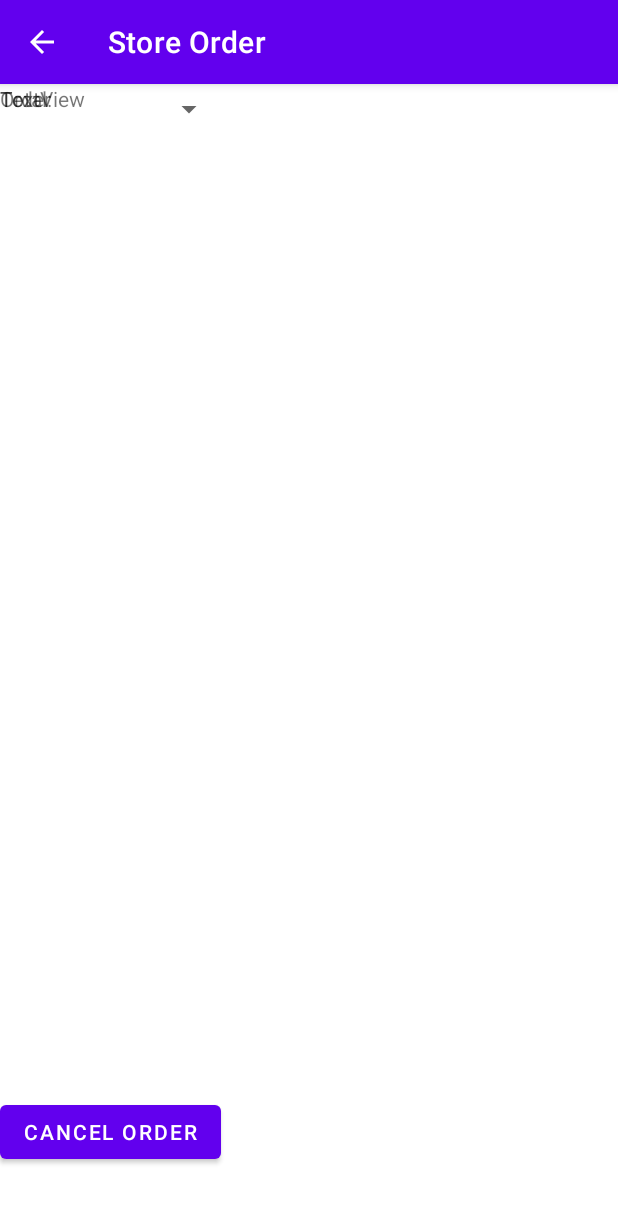
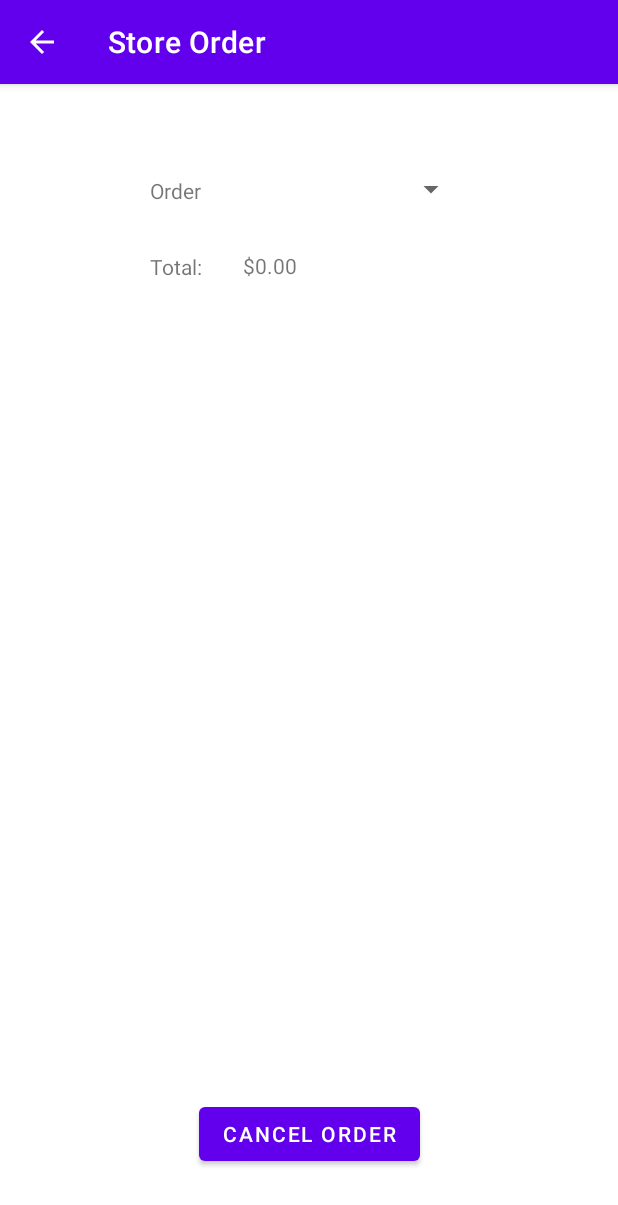
Before and after one commit to misalikesducks/RU_Cafe_Android, an Android app: the StoreOrderActivity screen opened directly, with no data from a screen before it, on a phone screen of 412 x 824 dp. Shown: the top 1205 px of the screen. Run offline under Robolectric (Android 15) with nearby library versions, the phone set to English and light mode, and no system bars.

Commit message:
mostly done - tiffany

```diff
--- a/app/src/main/java/com/example/rucafe/StoreOrderActivity.java
+++ b/app/src/main/java/com/example/rucafe/StoreOrderActivity.java
@@ -1,15 +1,95 @@
 package com.example.rucafe;
 
+import androidx.appcompat.app.AlertDialog;
 import androidx.appcompat.app.AppCompatActivity;
 
+import android.content.DialogInterface;
 import android.os.Bundle;
+import android.view.View;
+import android.widget.*;
+
+import java.lang.reflect.Array;
+import java.util.ArrayList;
 
 public class StoreOrderActivity extends AppCompatActivity {
+    Spinner orderIDSpinner;
+    TextView storeOrderPriceTextView;
+    ListView storeOrdersListView;
+    Button cancelOrderBtn;
 
     @Override
     protected void onCreate(Bundle savedInstanceState) {
         super.onCreate(savedInstanceState);
         setContentView(R.layout.activity_store_order);
+
+        orderIDSpinner = findViewById(R.id.orderIDSpinner);
+        storeOrderPriceTextView = findViewById(R.id.storeOrderPriceTextView);
+        storeOrdersListView = findViewById(R.id.storeOrdersListView);
+        cancelOrderBtn = findViewById(R.id.cancelOrderBtn);
+
+        setUpOrderIDSpinner(orderIDSpinner);
+    }
+
+    public void setUpOrderIDSpinner(Spinner s){
+        ArrayList<String> orderIDs = new ArrayList<>();
+        for(Order order : MainActivity.currStoreOrder.getOrders()){
+            orderIDs.add("" + order.getOrderID());
+        }
+        ArrayAdapter<CharSequence> adapter = new ArrayAdapter(this,
+                android.R.layout.simple_spinner_dropdown_item, orderIDs);
+        s.setAdapter(adapter);
+
+        s.setOnItemSelectedListener(new AdapterView.OnItemSelectedListener() {
+            @Override
+            public void onItemSelected(AdapterView<?> parent, View view, int position, long id) {
+                int orderIDToDisplay = Integer.parseInt(parent.getItemAtPosition(position).toString());
+                Order orderToDisplay = MainActivity.currStoreOrder.findOrder(orderIDToDisplay);
+
+                ArrayList<MenuItem> itemsToDisplay = new ArrayList<>();
+                for(MenuItem item : orderToDisplay.getItems()){
+                    itemsToDisplay.add(item);
+                }
+
+                ArrayAdapter adapter = new ArrayAdapter(StoreOrderActivity.this,
+                        R.layout.currorder_listitem, R.id.displayTextView, itemsToDisplay);
+                storeOrdersListView.setAdapter(adapter);
+
+                storeOrderPriceTextView.setText(StoreOrders.convertToMoney(orderToDisplay.getTotal())); // total isn't being updated for some reason
+            }
+
+            @Override
+            public void onNothingSelected(AdapterView<?> parent) { }
+        });
+    }
+
+    /**
+     * Event handler for cancelOrderBtn
+     * Removes a selected Order from the StoreOrder object ArrayList orders
+     * @param view
+     */
+    public void cancelOrder(View view){
+        if(MainActivity.currStoreOrder.getOrders().size() == 0){ // no orders
+            Toast toast = Toast.makeText(StoreOrderActivity.this,
+                    "No orders to remove", Toast.LENGTH_SHORT);
+            toast.show();
+        }else{
+            // get value from spinner + remove it
+            int orderToRemoveID = Integer.parseInt(orderIDSpinner.getSelectedItem().toString());
+            Order orderToRemove = MainActivity.currStoreOrder.findOrder(orderToRemoveID);
+
+            if(MainActivity.currStoreOrder.getOrders().remove(orderToRemove)){
+                setUpOrderIDSpinner(orderIDSpinner);
+
+                if(MainActivity.currStoreOrder.getOrders().size() == 0){
+                    storeOrdersListView.setAdapter(null);
+                    storeOrderPriceTextView.setText("$0.00");
+                }
+
+                Toast toast = Toast.makeText(StoreOrderActivity.this,
+                        "Order cancelled", Toast.LENGTH_SHORT);
+                toast.show();
+            }
+        }
     }
 
     /*
--- a/app/src/main/res/layout/activity_store_order.xml
+++ b/app/src/main/res/layout/activity_store_order.xml
@@ -7,54 +7,82 @@
     tools:context=".StoreOrderActivity">
 
     <ListView
-        android:layout_width="349dp"
-        android:layout_height="422dp"
+        android:id="@+id/storeOrdersListView"
+        android:layout_width="343dp"
+        android:layout_height="391dp"
         android:layout_marginStart="31dp"
         android:layout_marginLeft="31dp"
+        android:layout_marginTop="52dp"
         android:layout_marginEnd="31dp"
         android:layout_marginRight="31dp"
+        android:layout_marginBottom="66dp"
+        app:layout_constraintBottom_toTopOf="@+id/cancelOrderBtn"
         app:layout_constraintEnd_toEndOf="parent"
         app:layout_constraintStart_toStartOf="parent"
-        tools:layout_editor_absoluteY="182dp" />
+        app:layout_constraintTop_toBottomOf="@+id/storeOrderPriceTextView" />
 
     <Button
-        android:id="@+id/button3"
+        android:id="@+id/cancelOrderBtn"
         android:layout_width="wrap_content"
         android:layout_height="wrap_content"
-        android:layout_marginBottom="45dp"
+        android:layout_marginStart="132dp"
+        android:layout_marginLeft="132dp"
+        android:layout_marginEnd="132dp"
+        android:layout_marginRight="132dp"
+        android:layout_marginBottom="44dp"
+        android:onClick="cancelOrder"
         android:text="@string/cancel"
         app:layout_constraintBottom_toBottomOf="parent"
-        tools:layout_editor_absoluteX="132dp" />
-
-    <TextView
-        android:id="@+id/textView3"
-        android:layout_width="wrap_content"
-        android:layout_height="wrap_content"
-        android:text="TextView"
-        tools:layout_editor_absoluteX="105dp"
-        tools:layout_editor_absoluteY="137dp" />
+        app:layout_constraintEnd_toEndOf="parent"
+        app:layout_constraintStart_toStartOf="parent" />
 
     <Spinner
-        android:id="@+id/spinner"
+        android:id="@+id/orderIDSpinner"
         android:layout_width="150dp"
         android:layout_height="34dp"
-        tools:layout_editor_absoluteX="106dp"
-        tools:layout_editor_absoluteY="72dp" />
+        android:layout_marginStart="26dp"
+        android:layout_marginLeft="26dp"
+        android:layout_marginTop="53dp"
+        android:layout_marginEnd="100dp"
+        android:layout_marginRight="100dp"
+        app:layout_constraintEnd_toEndOf="parent"
+        app:layout_constraintStart_toEndOf="@+id/orderTextView"
+        app:layout_constraintTop_toTopOf="parent" />
 
     <TextView
         android:id="@+id/orderTextView"
         android:layout_width="wrap_content"
         android:layout_height="wrap_content"
+        android:layout_marginStart="100dp"
+        android:layout_marginLeft="100dp"
+        android:layout_marginTop="61dp"
         android:text="@string/order"
-        tools:layout_editor_absoluteX="48dp"
-        tools:layout_editor_absoluteY="87dp" />
+        app:layout_constraintStart_toStartOf="parent"
+        app:layout_constraintTop_toTopOf="parent" />
+
+    <TextView
+        android:id="@+id/storeOrderPriceTextView"
+        android:layout_width="wrap_content"
+        android:layout_height="wrap_content"
+        android:layout_marginStart="27dp"
+        android:layout_marginLeft="27dp"
+        android:layout_marginTop="24dp"
+        android:layout_marginEnd="214dp"
+        android:layout_marginRight="214dp"
+        android:text="@string/price"
+        app:layout_constraintEnd_toEndOf="parent"
+        app:layout_constraintStart_toEndOf="@+id/textView2"
+        app:layout_constraintTop_toBottomOf="@+id/orderIDSpinner" />
 
     <TextView
         android:id="@+id/textView2"
         android:layout_width="wrap_content"
         android:layout_height="wrap_content"
+        android:layout_marginStart="100dp"
+        android:layout_marginLeft="100dp"
+        android:layout_marginTop="31dp"
         android:text="@string/total"
-        tools:layout_editor_absoluteX="48dp"
-        tools:layout_editor_absoluteY="137dp" />
+        app:layout_constraintStart_toStartOf="parent"
+        app:layout_constraintTop_toBottomOf="@+id/orderTextView" />
 
 </androidx.constraintlayout.widget.ConstraintLayout>
```
Also changed, not shown: app/src/main/java/com/example/rucafe/DonutOrderingActivity.java (+3 -11 lines).
